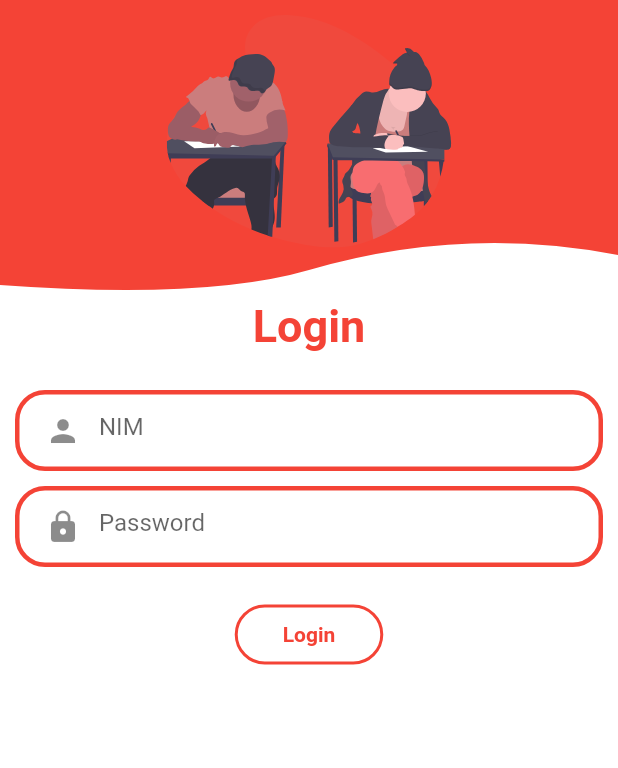
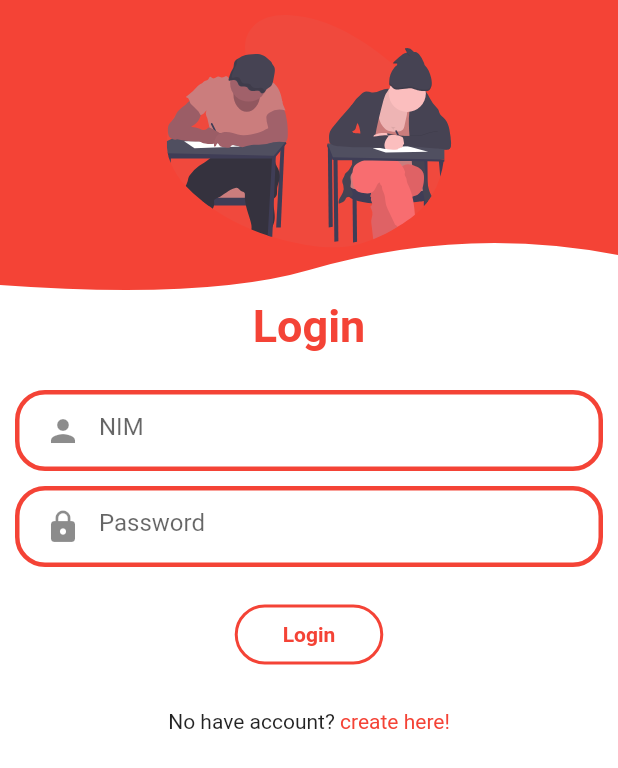
Before and after one commit to Fauzywahyudi/SubmissionFlutter, a Flutter app: the screen it shows after launch, on a phone screen of 412 x 824 dp. Shown: the top 768 px of the screen. Run offline on Flutter 3.47's test engine with Material 2 defaults, Android fonts, the phone set to English and light mode, and no system bars; our stand-ins replace awesome_dialog, eva_icons_flutter, flutter_custom_clippers, flutter_svg, google_fonts; missing offline and left inert: swipedetector.

Commit message:
clear design register @week3-1

```diff
--- a/SubmissionWeek3/form_login_register_mahasiswa/lib/main.dart
+++ b/SubmissionWeek3/form_login_register_mahasiswa/lib/main.dart
@@ -9,7 +9,8 @@ class MyApp extends StatelessWidget {
   @override
   Widget build(BuildContext context) {
     return MaterialApp(
-        title: 'Flutter Demo',
+        title: 'Form Mahasiswa Client Server',
+        debugShowCheckedModeBanner: false,
         theme: ThemeData(
           primarySwatch: Colors.red,
           visualDensity: VisualDensity.adaptivePlatformDensity,
--- a/SubmissionWeek3/form_login_register_mahasiswa/lib/utils/assets/color.dart
+++ b/SubmissionWeek3/form_login_register_mahasiswa/lib/utils/assets/color.dart
@@ -2,3 +2,5 @@ import 'package:flutter/material.dart';
 
 var colPrimary = Colors.red;
 var colSecondary = Colors.white;
+var colLabel = Colors.black54;
+var colDark = Colors.black;
--- a/SubmissionWeek3/form_login_register_mahasiswa/lib/utils/assets/text_style.dart
+++ b/SubmissionWeek3/form_login_register_mahasiswa/lib/utils/assets/text_style.dart
@@ -3,5 +3,7 @@ import 'package:form_login_register_mahasiswa/utils/assets/color.dart';
 
 var textPrimary = TextStyle(color: colPrimary);
 var textSecondary = TextStyle(color: colSecondary);
+var textDark = TextStyle(color: colDark);
+var textLabel = TextStyle(color: colLabel);
 var hintPrimary = TextStyle(color: colPrimary.withOpacity(0.6));
 var hintSecondary = TextStyle(color: colSecondary.withOpacity(0.6));
--- a/SubmissionWeek3/form_login_register_mahasiswa/lib/utils/custom_path.dart
+++ b/SubmissionWeek3/form_login_register_mahasiswa/lib/utils/custom_path.dart
@@ -1,17 +1,28 @@
-import 'package:flutter/cupertino.dart';
+import 'package:flutter/material.dart';
+import 'package:flutter_custom_clippers/flutter_custom_clippers.dart';
+import 'package:flutter_svg/flutter_svg.dart';
+import 'package:form_login_register_mahasiswa/utils/assets.dart';
 
-class CustomClipPath extends CustomClipper<Path> {
-  @override
-  Path getClip(Size size) {
-    Path path = Path();
-    path.lineTo(0, size.height);
-    path.quadraticBezierTo(
-        size.width / 2, size.height - 100, size.width, size.height);
-    path.lineTo(size.width, 0);
-
-    return path;
-  }
+class CustomClip extends StatelessWidget {
+  var asset = "assets/images/";
 
   @override
-  bool shouldReclip(CustomClipper<Path> oldClipper) => false;
+  Widget build(BuildContext context) {
+    return Stack(
+      children: [
+        ClipPath(
+          clipper: WaveClipperOne(),
+          child: Container(
+            color: colPrimary,
+            height: 200,
+          ),
+        ),
+        Container(
+          padding: EdgeInsets.all(10),
+          height: 175,
+          child: Hero(tag: "logo", child: SvgPicture.asset(asset + "logo.svg")),
+        ),
+      ],
+    );
+  }
 }
--- /dev/null
+++ b/SubmissionWeek3/form_login_register_mahasiswa/lib/utils/link.dart
@@ -0,0 +1,4 @@
+class Link {
+  final String main =
+      "192.168.43.31/MentoringFlutter\SubmissionFlutter\SubmissionWeek3\form_login_register_mahasiswa_backend";
+}
--- a/SubmissionWeek3/form_login_register_mahasiswa/lib/views/login.dart
+++ b/SubmissionWeek3/form_login_register_mahasiswa/lib/views/login.dart
@@ -1,7 +1,7 @@
 import 'package:flutter/material.dart';
-import 'package:flutter_custom_clippers/flutter_custom_clippers.dart';
-import 'package:flutter_svg/flutter_svg.dart';
 import 'package:form_login_register_mahasiswa/utils/assets.dart';
+import 'package:form_login_register_mahasiswa/utils/custom_path.dart';
+import 'package:form_login_register_mahasiswa/views/register.dart';
 import 'package:google_fonts/google_fonts.dart';
 
 class Login extends StatefulWidget {
@@ -15,7 +15,6 @@ class _LoginState extends State<Login> {
   var focNIM = FocusNode();
   var focPassword = FocusNode();
 
-  var asset = "assets/images/";
   @override
   Widget build(BuildContext context) {
     return Scaffold(
@@ -29,24 +28,7 @@ class _LoginState extends State<Login> {
             child: SingleChildScrollView(
               child: Column(
                 children: [
-                  Stack(
-                    children: [
-                      ClipPath(
-                        clipper: WaveClipperOne(),
-                        child: Container(
-                          color: colPrimary,
-                          height: 200,
-                        ),
-                      ),
-                      Container(
-                        padding: EdgeInsets.all(10),
-                        height: 175,
-                        child: Hero(
-                            tag: "logo",
-                            child: SvgPicture.asset(asset + "logo.svg")),
-                      ),
-                    ],
-                  ),
+                  CustomClip(),
                   Text(
                     "Login",
                     style: GoogleFonts.mcLaren(
@@ -57,6 +39,64 @@ class _LoginState extends State<Login> {
                   SizedBox(
                     height: 20,
                   ),
+                  FormInput(
+                      tecNIM: tecNIM,
+                      focNIM: focNIM,
+                      focPassword: focPassword,
+                      tecPassword: tecPassword),
+                  SizedBox(height: 30),
+                  Row(
+                    mainAxisAlignment: MainAxisAlignment.center,
+                    children: [
+                      Text("No have account? "),
+                      InkWell(
+                        onTap: () => _tapRegister(),
+                        child: Text(
+                          "create here!",
+                          style: GoogleFonts.mcLaren(
+                            color: colPrimary,
+                          ),
+                        ),
+                      ),
+                    ],
+                  )
+                ],
+              ),
+            ),
+          ),
+        ),
+      ),
+    );
+  }
+
+  void _tapRegister() {
+    Navigator.push(
+      context,
+      MaterialPageRoute(
+        builder: (context) => Register(),
+      ),
+    );
+  }
+}
+
+class FormInput extends StatelessWidget {
+  const FormInput({
+    Key key,
+    @required this.tecNIM,
+    @required this.focNIM,
+    @required this.focPassword,
+    @required this.tecPassword,
+  }) : super(key: key);
+
+  final TextEditingController tecNIM;
+  final FocusNode focNIM;
+  final FocusNode focPassword;
+  final TextEditingController tecPassword;
+
+  @override
+  Widget build(BuildContext context) {
+    return Column(
+      children: [
         Container(
           margin: EdgeInsets.symmetric(vertical: 5, horizontal: 10),
           padding: EdgeInsets.symmetric(horizontal: 5),
@@ -104,13 +144,10 @@ class _LoginState extends State<Login> {
                 prefixIcon: Icon(Icons.lock)),
           ),
         ),
-                  SizedBox(
-                    height: 20,
-                  ),
+        SizedBox(height: 20),
         InkWell(
           child: Container(
-                      padding:
-                          EdgeInsets.symmetric(horizontal: 30, vertical: 10),
+            padding: EdgeInsets.symmetric(horizontal: 30, vertical: 10),
             decoration: BoxDecoration(
               borderRadius: BorderRadius.circular(20),
               border: Border.all(color: colPrimary, width: 2),
@@ -123,11 +160,6 @@ class _LoginState extends State<Login> {
           ),
         ),
       ],
-              ),
-            ),
-          ),
-        ),
-      ),
     );
   }
 }
```
Also changed, not shown: SubmissionWeek3/form_login_register_mahasiswa/lib/views/register.dart (added, +311 -0 lines), SubmissionWeek3/form_login_register_mahasiswa/lib/views/splashscreen.dart (+3 -4 lines). Lines whose indentation alone changed are shown as unchanged.
